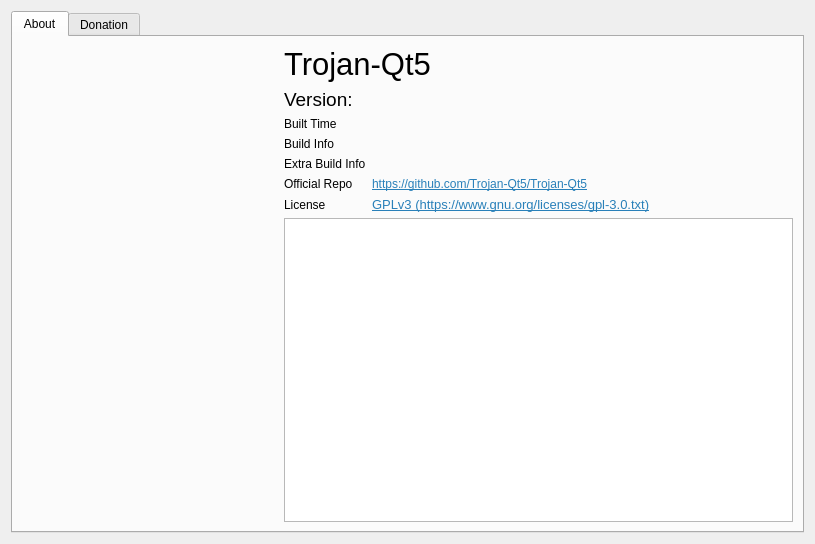
Qt form ui/aboutdialog.ui (Trojan-Qt5/Trojan-Qt5) before a commit.
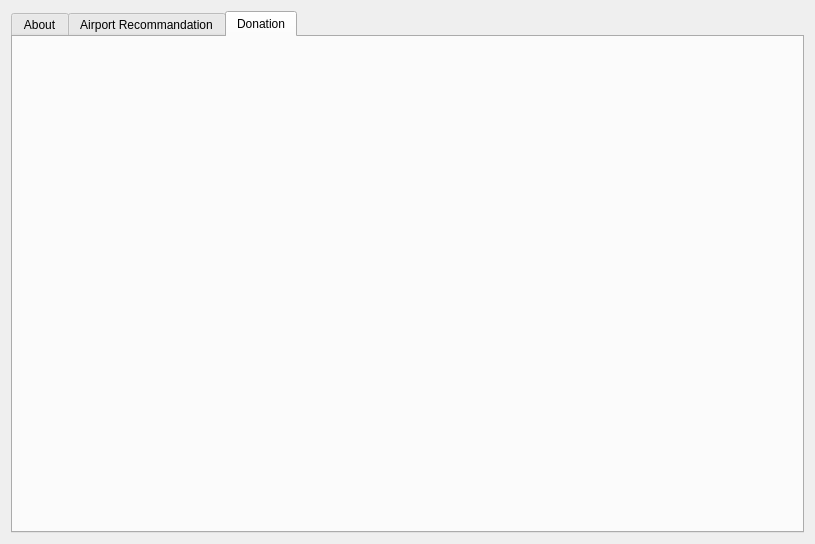
The same form after that commit. The open tabs and pages were chosen to show the change. Icons and pictures are not drawn. Custom widgets are drawn as their Qt base class.

```diff
--- a/ui/aboutdialog.ui
+++ b/ui/aboutdialog.ui
@@ -245,7 +245,7 @@
      </widget>
      <widget class="QWidget" name="tab_2">
       <attribute name="title">
-       <string>Donation</string>
+       <string>Airport Recommandation</string>
       </attribute>
       <layout class="QHBoxLayout" name="horizontalLayout_2">
        <item>
@@ -274,6 +274,40 @@
        </item>
       </layout>
      </widget>
+     <widget class="QWidget" name="tab_3">
+      <attribute name="title">
+       <string>Donation</string>
+      </attribute>
+      <widget class="QWidget" name="verticalLayoutWidget">
+       <property name="geometry">
+        <rect>
+         <x>0</x>
+         <y>0</y>
+         <width>791</width>
+         <height>491</height>
+        </rect>
+       </property>
+       <layout class="QVBoxLayout" name="verticalLayout_5">
+        <item>
+         <widget class="QLabel" name="donationXMR">
+          <property name="styleSheet">
+           <string notr="true">border-image: url(:/icons/icons/donation.png)</string>
+          </property>
+          <property name="text">
+           <string/>
+          </property>
+         </widget>
+        </item>
+        <item>
+         <widget class="QLabel" name="label">
+          <property name="text">
+           <string/>
+          </property>
+         </widget>
+        </item>
+       </layout>
+      </widget>
+     </widget>
     </widget>
    </item>
   </layout>
```
